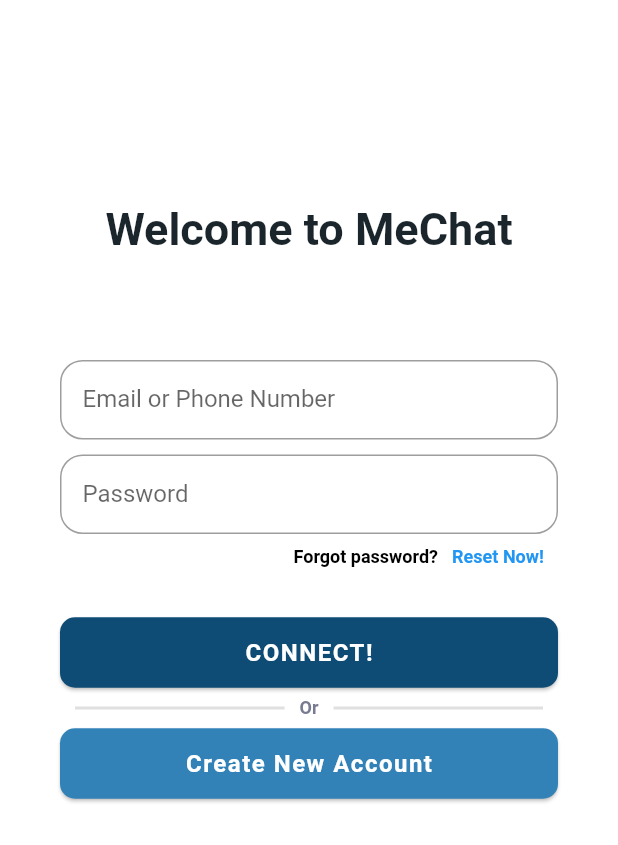
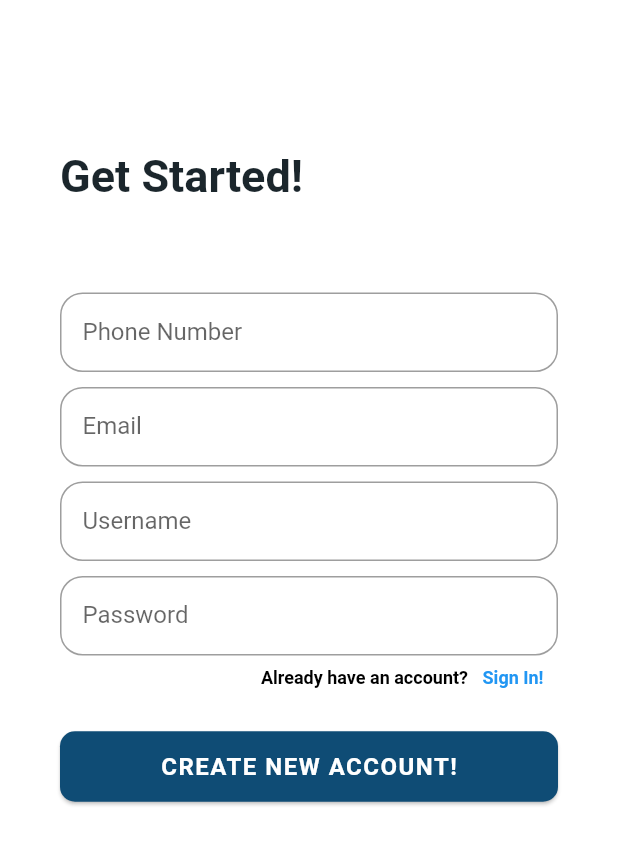
Before and after one commit to PhatLam1811/Flutter_Chat_Application, a Flutter app: the screen it shows after launch, after a tap on "Create New Account", on a phone screen of 412 x 824 dp. Shown: the top 845 px of the screen. Run offline on Flutter 3.47's test engine with Material 2 defaults, Android fonts, the phone set to English and light mode, and no system bars; network calls fail.

Commit message:
Register Screen UI - Added

```diff
--- a/lib/main.dart
+++ b/lib/main.dart
@@ -2,6 +2,7 @@ import 'package:flutter/material.dart';
 import 'package:flutter_chat_app/view/screens/home_screen.dart';
 import 'package:flutter_chat_app/view/screens/login_screen.dart';
 import 'package:flutter_chat_app/view/screens/menu_screen.dart';
+import 'package:flutter_chat_app/view/screens/register_screen.dart';
 
 void main() => runApp(const MyChatApp());
 
@@ -14,6 +15,7 @@ class MyChatApp extends StatelessWidget {
       initialRoute: '/login',
       routes: {
         '/login': (context) => const LoginScreen(),
+        '/register': (context) => const RegisterScreen(),
         '/home': (context) => const HomeScreen(),
         '/menu': (context) => const MenuScreen(),
       },
--- a/lib/view/screens/login_screen.dart
+++ b/lib/view/screens/login_screen.dart
@@ -9,6 +9,39 @@ class LoginScreen extends StatefulWidget {
 }
 
 class _LoginScreenState extends State<LoginScreen> {
+  final FocusNode _focusNode = FocusNode();
+  final TextEditingController _textEditController = TextEditingController();
+  final String _emailFormat = "^[a-zA-Z0-9.a-zA-Z0-9.!#\$%&*+-/=?^_`{|}~]+@[a-zA-Z0-9]+.[a-zA-Z]+";
+
+  String? _emailError;
+
+  void _validateEmail () {
+    String input = _textEditController.value.text;
+
+    if (input.trim().isEmpty) {
+      setState(() {_emailError = "Can't be empty";});
+    }
+    else if (!RegExp(_emailFormat).hasMatch(input)) {
+      setState(() {_emailError = "Invalid email";});
+    }
+    else {
+      setState(() {_emailError = null;});
+    }
+  }
+
+  @override
+  void initState() {
+    super.initState();
+    _focusNode.addListener(_validateEmail);
+  }
+
+  @override
+  void dispose() {
+    super.dispose();
+    _focusNode.dispose();
+    _textEditController.dispose();
+  }
+
   @override
   Widget build(BuildContext context) {
     return Scaffold(
@@ -21,18 +54,16 @@ class _LoginScreenState extends State<LoginScreen> {
         onTap: () => FocusScope.of(context).unfocus(),
         child: SafeArea(
           child: Padding(
-            padding: const EdgeInsets.symmetric(
-              horizontal: 40.0,
-            ),
+            padding: const EdgeInsets.symmetric(horizontal: 40.0),
             child: Column(
               crossAxisAlignment: CrossAxisAlignment.stretch,
               children: [
-                const SizedBox(
-                  height: 135.0,
-                ),
-                const Center(
+                /// Title
+                const SizedBox(height: 135.0),
+                const Padding(
+                  padding: EdgeInsets.symmetric(horizontal: 5.0),
                   child: Text(
-                    'Welcome to MeChat',
+                    'Welcome Back!',
                     style: TextStyle(
                       fontWeight: FontWeight.bold,
                       color: theme1,
@@ -40,33 +71,36 @@ class _LoginScreenState extends State<LoginScreen> {
                     ),
                   ),
                 ),
-                const SizedBox(
-                  height: 70.0,
-                ),
+
+                /// Email or Phone Number
+                const SizedBox(height: 60.0),
                 TextField(
+                  controller: _textEditController,
+                  focusNode: _focusNode,
                   decoration: InputDecoration(
+                    errorText: _emailError,
                     labelText: 'Email or Phone Number',
-                    contentPadding: const EdgeInsets.symmetric(
-                        horizontal: 15.0, vertical: 17.0),
-                    border: OutlineInputBorder(
-                      borderRadius: BorderRadius.circular(15.0),
-                    ),
+                    labelStyle: const TextStyle(fontSize: 15.0),
+                    contentPadding: const EdgeInsets.all(5.0),
+                    prefixIcon: const Icon(Icons.account_circle),
                   ),
                 ),
-                const SizedBox(
-                  height: 10.0,
-                ),
-                TextField(
+
+                /// Password
+                const SizedBox(height: 10.0),
+                const TextField(
+                  maxLines: 1,
                   obscureText: true,
+                  textAlignVertical: TextAlignVertical(y: 0.5),
                   decoration: InputDecoration(
                     labelText: 'Password',
-                    contentPadding: const EdgeInsets.symmetric(
-                        horizontal: 15.0, vertical: 17.0),
-                    border: OutlineInputBorder(
-                      borderRadius: BorderRadius.circular(15.0),
-                    ),
+                    labelStyle: TextStyle(fontSize: 15.0),
+                    contentPadding: EdgeInsets.all(5.0),
+                    prefixIcon: Icon(Icons.key),
                   ),
                 ),
+
+                /// Reset Password
                 Row(
                   mainAxisAlignment: MainAxisAlignment.end,
                   children: [
@@ -96,16 +130,16 @@ class _LoginScreenState extends State<LoginScreen> {
                     ),
                   ],
                 ),
-                const SizedBox(
-                  height: 25.0,
-                ),
-                ElevatedButton(
-                  style: ElevatedButton.styleFrom(
-                    elevation: 1,
-                    primary: theme2,
+
+                /// Sign In
+                const SizedBox(height: 20.0),
+                TextButton(
+                  style: TextButton.styleFrom(
+                    backgroundColor: theme2,
+                    primary: background1,
                     minimumSize: const Size.fromHeight(47.0),
                     shape: RoundedRectangleBorder(
-                      borderRadius: BorderRadius.circular(10.0),
+                      borderRadius: BorderRadius.circular(3.0),
                     ),
                   ),
                   onPressed: () {},
@@ -118,18 +152,15 @@ class _LoginScreenState extends State<LoginScreen> {
                     ),
                   ),
                 ),
-                const SizedBox(
-                  height: 5.0,
-                ),
+
+                const SizedBox(height: 5.0),
                 Row(
                   mainAxisAlignment: MainAxisAlignment.center,
                   children: const [
                     Expanded(
                       child: Padding(
                         padding: EdgeInsets.symmetric(horizontal: 10.0),
-                        child: Divider(
-                          thickness: 2.0,
-                        ),
+                        child: Divider(thickness: 2.0),
                       ),
                     ),
                     Text(
@@ -143,26 +174,25 @@ class _LoginScreenState extends State<LoginScreen> {
                     Expanded(
                       child: Padding(
                         padding: EdgeInsets.symmetric(horizontal: 10.0),
-                        child: Divider(
-                          thickness: 2.0,
-                        ),
+                        child: Divider(thickness: 2.0),
                       ),
                     ),
                   ],
                 ),
-                const SizedBox(
-                  height: 5.0,
-                ),
-                ElevatedButton(
-                  style: ElevatedButton.styleFrom(
+
+                /// Register
+                const SizedBox(height: 5.0),
+                TextButton(
+                  style: TextButton.styleFrom(
                     elevation: 1,
-                    primary: theme3,
+                    backgroundColor: theme3,
+                    primary: background1,
                     minimumSize: const Size.fromHeight(47.0),
                     shape: RoundedRectangleBorder(
-                      borderRadius: BorderRadius.circular(10.0),
+                      borderRadius: BorderRadius.circular(3.0),
                     ),
                   ),
-                  onPressed: () {},
+                  onPressed: () => Navigator.pushNamed(context, '/register'),
                   child: const Text(
                     'Create New Account',
                     style: TextStyle(
--- /dev/null
+++ b/lib/view/screens/register_screen.dart
@@ -0,0 +1,152 @@
+import 'package:flutter/material.dart';
+import 'package:flutter_chat_app/utilities/constant_values.dart';
+
+class RegisterScreen extends StatefulWidget {
+  const RegisterScreen({Key? key}) : super(key: key);
+
+  @override
+  State<RegisterScreen> createState() => _RegisterScreenState();
+}
+
+class _RegisterScreenState extends State<RegisterScreen> {
+  /*void _EmptyInputCheck(String input) {
+    if (input.isEmpty);
+  }*/
+
+  @override
+  Widget build(BuildContext context) {
+    return Scaffold(
+      resizeToAvoidBottomInset: false,
+      backgroundColor: background1,
+      body: InkWell(
+        highlightColor: Colors.transparent,
+        focusColor: Colors.transparent,
+        splashFactory: NoSplash.splashFactory,
+        onTap: () => FocusScope.of(context).unfocus(),
+        child: SafeArea(
+          child: Padding(
+            padding: const EdgeInsets.symmetric(horizontal: 40.0),
+            child: Column(
+              crossAxisAlignment: CrossAxisAlignment.stretch,
+              children: [
+                const SizedBox(height: 100.0),
+                const Text(
+                  'Get Started!',
+                  style: TextStyle(
+                    fontWeight: FontWeight.bold,
+                    color: theme1,
+                    fontSize: 30.0,
+                  ),
+                ),
+                const SizedBox(height: 60.0),
+                TextField(
+                  onSubmitted: (content) {
+
+                  },
+                  decoration: InputDecoration(
+                    labelText: 'Phone Number',
+                    contentPadding: const EdgeInsets.symmetric(
+                        horizontal: 15.0, vertical: 17.0),
+                    border: OutlineInputBorder(
+                      borderRadius: BorderRadius.circular(15.0),
+                    ),
+                  ),
+                ),
+                const SizedBox(
+                  height: 10.0,
+                ),
+                TextField(
+                  decoration: InputDecoration(
+                    labelText: 'Email',
+                    contentPadding: const EdgeInsets.symmetric(
+                        horizontal: 15.0, vertical: 17.0),
+                    border: OutlineInputBorder(
+                      borderRadius: BorderRadius.circular(15.0),
+                    ),
+                  ),
+                ),
+                const SizedBox(
+                  height: 10.0,
+                ),
+                TextField(
+                  decoration: InputDecoration(
+                    labelText: 'Username',
+                    contentPadding: const EdgeInsets.symmetric(
+                        horizontal: 15.0, vertical: 17.0),
+                    border: OutlineInputBorder(
+                      borderRadius: BorderRadius.circular(15.0),
+                    ),
+                  ),
+                ),
+                const SizedBox(
+                  height: 10.0,
+                ),
+                TextField(
+                  obscureText: true,
+                  decoration: InputDecoration(
+                    labelText: 'Password',
+                    contentPadding: const EdgeInsets.symmetric(
+                        horizontal: 15.0, vertical: 17.0),
+                    border: OutlineInputBorder(
+                      borderRadius: BorderRadius.circular(15.0),
+                    ),
+                  ),
+                ),
+                Row(
+                  mainAxisAlignment: MainAxisAlignment.end,
+                  children: [
+                    const Text(
+                      'Already have an account?',
+                      style: TextStyle(
+                        color: text1,
+                        fontWeight: FontWeight.bold,
+                        fontSize: 12.0,
+                      ),
+                    ),
+                    SizedBox(
+                      width: 60.0,
+                      height: 30.0,
+                      child: TextButton(
+                          onPressed: () {
+                            Navigator.pop(context);
+                          },
+                          child: const Text(
+                            'Sign In!',
+                            style: TextStyle(
+                              fontWeight: FontWeight.bold,
+                              fontSize: 12.0,
+                            ),
+                          )),
+                    ),
+                  ],
+                ),
+                const SizedBox(
+                  height: 20.0,
+                ),
+                ElevatedButton(
+                  style: ElevatedButton.styleFrom(
+                    elevation: 1,
+                    primary: theme2,
+                    minimumSize: const Size.fromHeight(47.0),
+                    shape: RoundedRectangleBorder(
+                      borderRadius: BorderRadius.circular(10.0),
+                    ),
+                  ),
+                  onPressed: () {},
+                  child: const Text(
+                    'CREATE NEW ACCOUNT!',
+                    style: TextStyle(
+                      letterSpacing: 1.0,
+                      fontWeight: FontWeight.bold,
+                      fontSize: 16.0,
+                    ),
+                  ),
+                ),
+              ],
+            ),
+          ),
+        ),
+      ),
+    );
+  }
+}
```
